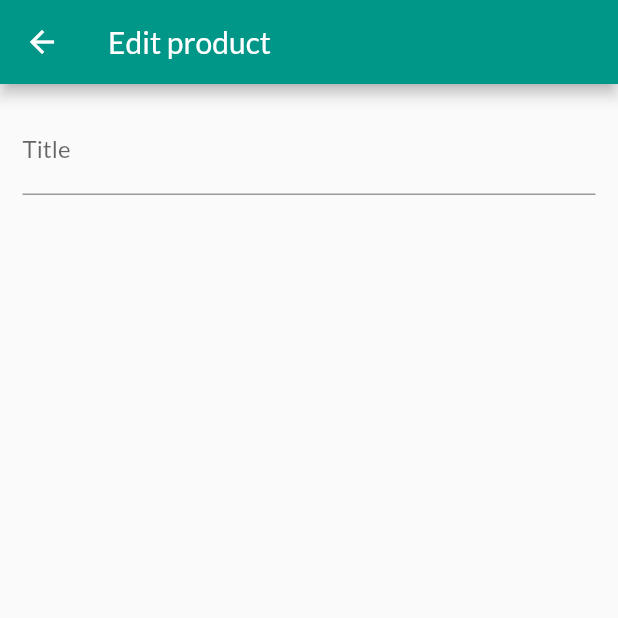
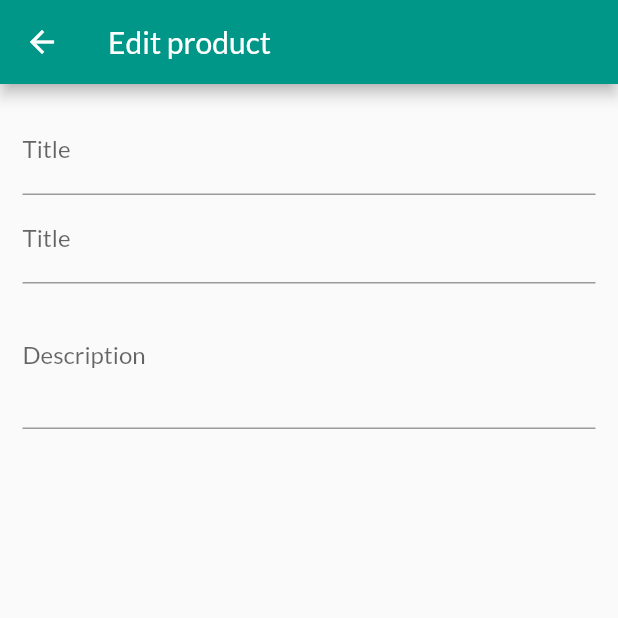
Before and after one commit to edubskiy/nutrioshop, a Flutter app: the ManageEditProductScreen screen opened by its route, on a phone screen of 412 x 824 dp, the top half of it. Run offline on Flutter 3.47's test engine with Material 2 defaults, Android fonts, the light colour scheme and no system bars; network calls fail.

Commit message:
Added more input fields to edit product screen

```diff
--- a/lib/manage/screens/manage_edit_product_screen.dart
+++ b/lib/manage/screens/manage_edit_product_screen.dart
@@ -9,6 +9,17 @@ class ManageEditProductScreen extends StatefulWidget {
 }
 
 class _ManageEditProductScreenState extends State<ManageEditProductScreen> {
+  final _priceFocusNode = FocusNode();
+  final _descriptionFocusNode = FocusNode();
+
+  @override
+  void dispose() {
+    _priceFocusNode.dispose();
+    _descriptionFocusNode.dispose();
+
+    super.dispose();
+  }
+
   @override
   Widget build(BuildContext context) {
     return Scaffold(
@@ -23,7 +34,25 @@ class _ManageEditProductScreenState extends State<ManageEditProductScreen> {
               TextFormField(
                 decoration: InputDecoration(labelText: 'Title'),
                 textInputAction: TextInputAction.next,
-              )
+                onFieldSubmitted: (_) {
+                  FocusScope.of(context).requestFocus(_priceFocusNode);
+                },
+              ),
+              TextFormField(
+                decoration: InputDecoration(labelText: 'Title'),
+                textInputAction: TextInputAction.next,
+                keyboardType: TextInputType.number,
+                focusNode: _priceFocusNode,
+                onFieldSubmitted: (_) {
+                  FocusScope.of(context).requestFocus(_descriptionFocusNode);
+                },
+              ),
+              TextFormField(
+                decoration: InputDecoration(labelText: 'Description'),
+                maxLines: 3,
+                focusNode: _descriptionFocusNode,
+                keyboardType: TextInputType.multiline
+              ),
             ],
           ),
         ),
```
